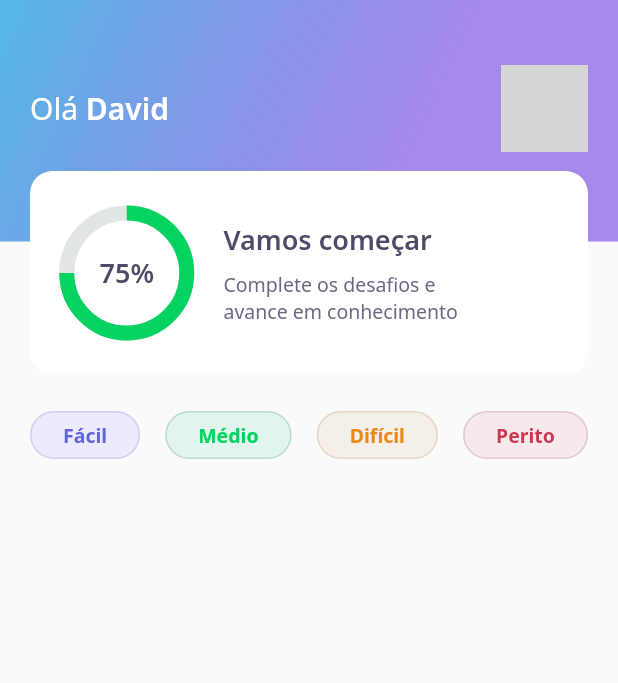
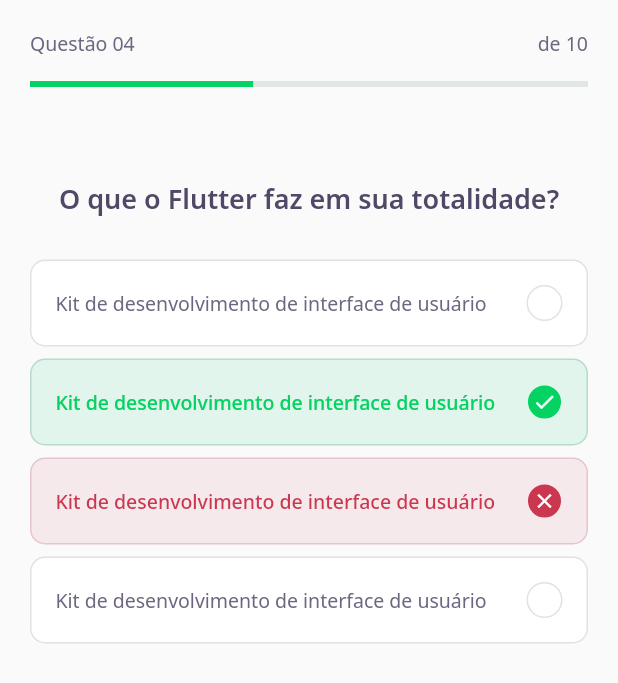
Before and after one commit to 02David03/dev_quiz, a Flutter app: the screen it shows after launch, on a phone screen of 412 x 824 dp. Shown: the top 683 px of the screen. Run offline on Flutter 3.47's test engine with Material 2 defaults, Android fonts, the phone set to English and light mode, and no system bars; our stand-ins replace google_fonts; grey boxes are pictures that could not be loaded.

Commit message:
Cards of the home page done - Initial preview of the question screeen

```diff
--- /dev/null
+++ b/lib/challenge/challenge_page.dart
@@ -0,0 +1,24 @@
+import 'file:///D:/david/Projects/dev_quiz/lib/challenge/widgets/question_indicator/question_indicator.dart';
+import 'package:dev_quiz/challenge/widgets/quiz/quiz.dart';
+import 'package:flutter/material.dart';
+
+class ChallengePage extends StatefulWidget {
+  @override
+  _ChallengePageState createState() => _ChallengePageState();
+}
+
+class _ChallengePageState extends State<ChallengePage> {
+  @override
+  Widget build(BuildContext context) {
+    return Scaffold(
+      appBar: PreferredSize(
+        preferredSize: Size.fromHeight(80),
+        child: SafeArea(
+            top: true,
+            child: QuestionIndicator()
+        ),
+      ),
+      body: Quiz(title: 'O que o Flutter faz em sua totalidade?'),
+    );
+  }
+}
--- /dev/null
+++ b/lib/challenge/widgets/answers/answers.dart
@@ -0,0 +1,85 @@
+import 'package:dev_quiz/core/core.dart';
+import 'package:flutter/material.dart';
+
+class Answers extends StatefulWidget {
+  final String content;
+  final bool isRight;
+  final bool isSelected;
+  const Answers({
+    Key? key,
+    required this.content,
+    this.isRight = false,
+    this.isSelected = false
+  }) : super(key: key);
+  @override
+  _AnswersState createState() => _AnswersState();
+}
+
+class _AnswersState extends State<Answers> {
+  Color get _selectedColorRight =>
+      widget.isRight ? AppColors.darkGreen : AppColors.darkRed;
+
+  Color get _selectedBorderRight =>
+      widget.isRight ? AppColors.lightGreen : AppColors.lightRed;
+
+  Color get _selectedColorCardRight =>
+      widget.isRight ? AppColors.lightGreen : AppColors.lightRed;
+
+  Color get _selectedBorderCardRight =>
+      widget.isRight ? AppColors.green : AppColors.red;
+
+  TextStyle get _selectedTextStyleRight =>
+      widget.isRight ? AppTextStyles.bodyDarkGreen : AppTextStyles.bodyDarkRed;
+
+  IconData get _selectedIconRight => widget.isRight ? Icons.check : Icons.close;
+
+  @override
+  Widget build(BuildContext context) {
+    return Padding(
+      padding: const EdgeInsets.symmetric(vertical: 4),
+      child: Container(
+        decoration: BoxDecoration(
+          color: widget.isSelected ? _selectedColorCardRight : AppColors.white,
+          borderRadius: BorderRadius.circular(10),
+          border: Border.fromBorderSide(BorderSide(
+            color: widget.isSelected ? _selectedBorderCardRight : AppColors.border
+          ))
+        ),
+        child: Padding(
+          padding: const EdgeInsets.all(16),
+          child: Row(
+            mainAxisAlignment: MainAxisAlignment.spaceBetween,
+            children: [
+              Expanded(
+                  child: Text(
+                      widget.content,
+                      style: widget.isSelected ? _selectedTextStyleRight : AppTextStyles.body
+                  )
+              ),
+              Padding(
+                padding: const EdgeInsets.only(left: 16),
+                child: Container(
+                  width: 24,
+                  height: 24,
+                  decoration: BoxDecoration(
+                    color: widget.isSelected ? _selectedColorRight : AppColors.white,
+                    borderRadius: BorderRadius.circular(16),
+                    border: Border.fromBorderSide(BorderSide(
+                      color: widget.isSelected ? _selectedBorderRight : AppColors.border
+                    ))
+                  ),
+                  child: widget.isSelected?
+                  Icon(
+                    _selectedIconRight,
+                    size: 16,
+                    color: AppColors.white
+                  ): null
+                ),
+              )
+            ],
+          ),
+        ),
+      ),
+    );
+  }
+}
--- /dev/null
+++ b/lib/challenge/widgets/question_indicator/question_indicator.dart
@@ -0,0 +1,30 @@
+import 'package:dev_quiz/core/core.dart';
+import 'package:dev_quiz/shared/widgets/progress_indicator/progress_indicator.dart';
+import 'package:flutter/material.dart';
+
+class QuestionIndicator extends StatelessWidget {
+  @override
+  Widget build(BuildContext context) {
+    return Container(
+      margin: EdgeInsets.all(20),
+      child: Column(
+        children: [
+          Row(
+            mainAxisAlignment: MainAxisAlignment.spaceBetween,
+            children: [
+              Text('Questão 04',
+                style: AppTextStyles.body),
+              Text('de 10',
+                style: AppTextStyles.body)
+            ],
+          ),
+          Padding(
+            padding: const EdgeInsets.only(top: 16),
+            child:
+              ProgressIndicatorGreen(value: 4)
+          )
+        ],
+      ),
+    );
+  }
+}
--- /dev/null
+++ b/lib/challenge/widgets/quiz/quiz.dart
@@ -0,0 +1,31 @@
+import 'package:dev_quiz/challenge/widgets/answers/answers.dart';
+import 'package:dev_quiz/core/app_text_styles.dart';
+import 'package:flutter/material.dart';
+class Quiz extends StatelessWidget {
+  final String title;
+
+  const Quiz({Key? key, required this.title}) : super(key: key);
+
+  @override
+  Widget build(BuildContext context) {
+    return Padding(
+      padding: const EdgeInsets.symmetric(horizontal: 20, vertical: 40),
+      child: Container(
+        child: Column(
+          children: [
+            Text(title,
+            style: AppTextStyles.heading
+            ),
+            SizedBox(
+              height: 24,
+            ),
+            Answers(content: 'Kit de desenvolvimento de interface de usuário'),
+            Answers(content: 'Kit de desenvolvimento de interface de usuário',isRight: true,isSelected: true),
+            Answers(content: 'Kit de desenvolvimento de interface de usuário',isRight: false,isSelected: true),
+            Answers(content: 'Kit de desenvolvimento de interface de usuário')
+          ],
+        ),
+      ),
+    );
+  }
+}
--- a/lib/core/app_widget.dart
+++ b/lib/core/app_widget.dart
@@ -1,3 +1,4 @@
+import 'package:dev_quiz/challenge/challenge_page.dart';
 import 'package:dev_quiz/home/home_page.dart';
 import 'package:flutter/material.dart';
 
@@ -6,7 +7,7 @@ class AppWidget extends StatelessWidget {
   Widget build(BuildContext context) {
     return MaterialApp(
       title: "DevQuiz",
-      home: HomePage(),
+      home: ChallengePage(),
     );
   }
 }
--- /dev/null
+++ b/lib/shared/widgets/progress_indicator/progress_indicator.dart
@@ -0,0 +1,17 @@
+import 'package:flutter/material.dart';
+import 'package:dev_quiz/core/core.dart';
+
+class ProgressIndicatorGreen extends StatelessWidget {
+  final double value;
+  const ProgressIndicatorGreen({Key? key, required this.value})
+      : super(key: key);
+
+  @override
+  Widget build(BuildContext context) {
+    return LinearProgressIndicator(
+      value: value/10,
+      backgroundColor: AppColors.chartSecondary,
+      valueColor: AlwaysStoppedAnimation(AppColors.chartPrimary),
+    );
+  }
+}
--- a/pubspec.yaml
+++ b/pubspec.yaml
@@ -14,6 +14,7 @@ dependencies:
 dev_dependencies:
   flutter_test:
     sdk: flutter
+  flutter_staggered_grid_view: 0.4.0
 
 flutter:
   assets:
```
Also changed, not shown: lib/home/home_page.dart (+29 -1 lines), lib/home/widgets/quiz_card/quiz_card.dart (added, +85 -0 lines), pubspec.lock.
